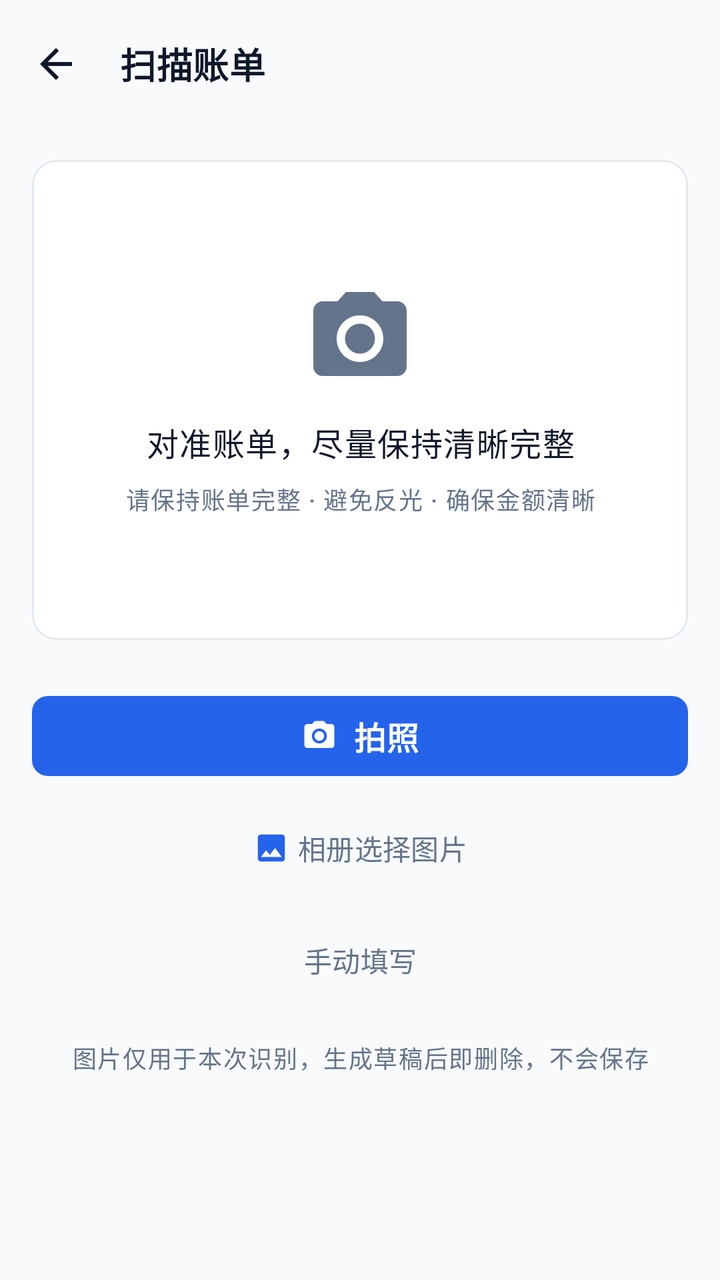
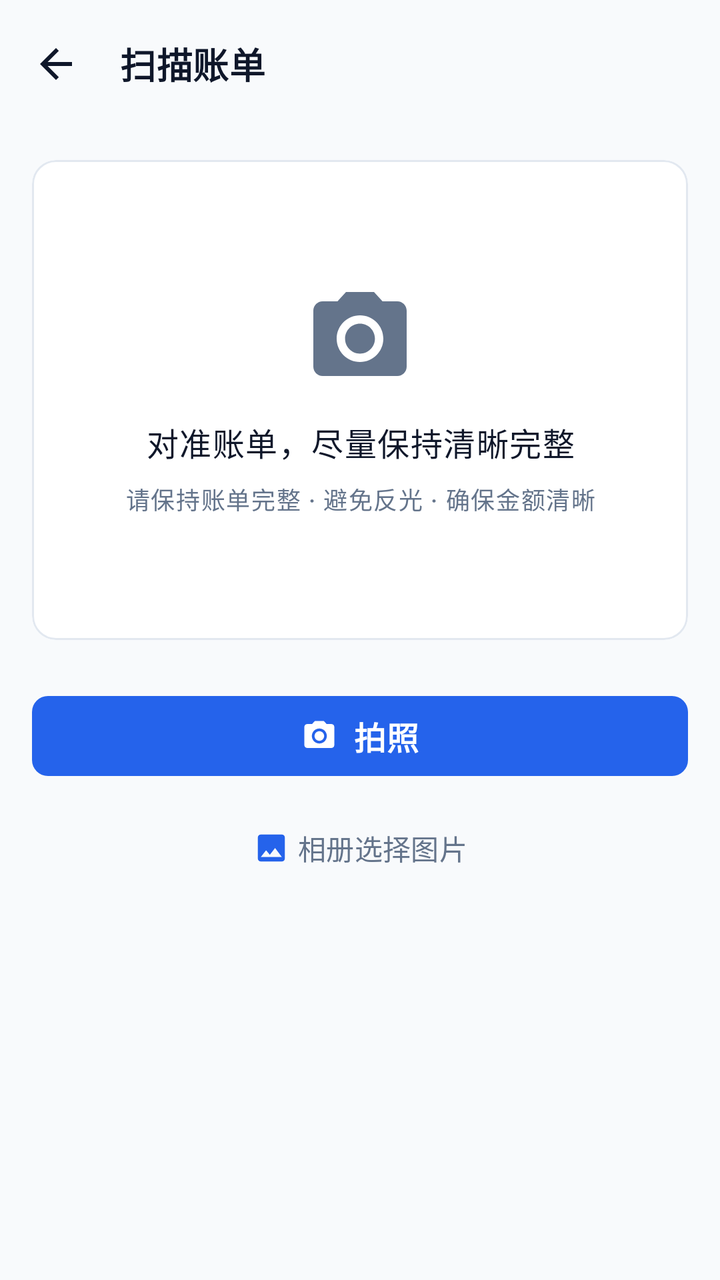

Screens rendered from an Android XML layout before and after an edit, with the pre-edit source and the edit as a unified diff.
<!-- AndroidManifest.xml: application theme Theme.MinimalistBookkeeping -->
<!-- res/layout/activity_scan_bill.xml -->
<?xml version="1.0" encoding="utf-8"?>
<LinearLayout xmlns:android="http://schemas.android.com/apk/res/android"
    xmlns:app="http://schemas.android.com/apk/res-auto"
    android:id="@+id/scanRoot"
    android:layout_width="match_parent"
    android:layout_height="match_parent"
    android:background="@color/background"
    android:orientation="vertical">

    <com.google.android.material.appbar.MaterialToolbar
        android:id="@+id/toolbar"
        style="@style/Widget.App.Toolbar"
        android:layout_width="match_parent"
        android:layout_height="?attr/actionBarSize"
        app:navigationContentDescription="@string/cd_navigate_up"
        app:navigationIcon="@drawable/ic_arrow_left"
        app:title="@string/scan_title" />

    <ScrollView
        android:layout_width="match_parent"
        android:layout_height="0dp"
        android:layout_weight="1"
        android:clipToPadding="false"
        android:fillViewport="true">

        <LinearLayout
            android:layout_width="match_parent"
            android:layout_height="wrap_content"
            android:orientation="vertical"
            android:paddingStart="@dimen/page_margin"
            android:paddingEnd="@dimen/page_margin"
            android:paddingBottom="@dimen/spacing_xl">

            
            <com.google.android.material.card.MaterialCardView
                style="@style/Widget.App.Card"
                android:layout_width="match_parent"
                android:layout_height="240dp"
                android:layout_marginTop="@dimen/spacing_lg">

                
                <LinearLayout
                    android:id="@+id/scanIdle"
                    android:layout_width="match_parent"
                    android:layout_height="match_parent"
                    android:gravity="center"
                    android:orientation="vertical"
                    android:padding="@dimen/spacing_lg">

                    <ImageView
                        android:layout_width="56dp"
                        android:layout_height="56dp"
                        android:contentDescription="@null"
                        android:src="@drawable/ic_camera"
                        app:tint="@color/text_secondary" />

                    <TextView
                        android:layout_width="wrap_content"
                        android:layout_height="wrap_content"
                        android:layout_marginTop="@dimen/spacing_md"
                        android:gravity="center"
                        android:text="@string/scan_tip_align"
                        android:textAppearance="@style/TextAppearance.App.Body"
                        android:textColor="@color/text_primary" />

                    <TextView
                        android:layout_width="wrap_content"
                        android:layout_height="wrap_content"
                        android:layout_marginTop="@dimen/spacing_sm"
                        android:gravity="center"
                        android:text="@string/scan_tips"
                        android:textAppearance="@style/TextAppearance.App.Caption"
                        android:textColor="@color/text_secondary" />
                </LinearLayout>

                
                <LinearLayout
                    android:id="@+id/scanProcessing"
                    android:layout_width="match_parent"
                    android:layout_height="match_parent"
                    android:gravity="center"
                    android:orientation="vertical"
                    android:visibility="gone">

                    <com.google.android.material.progressindicator.CircularProgressIndicator
                        android:layout_width="wrap_content"
                        android:layout_height="wrap_content"
                        android:indeterminate="true" />

                    <TextView
                        android:layout_width="wrap_content"
                        android:layout_height="wrap_content"
                        android:layout_marginTop="@dimen/spacing_md"
                        android:text="@string/scan_processing"
                        android:textAppearance="@style/TextAppearance.App.Secondary"
                        android:textColor="@color/text_secondary" />
                </LinearLayout>
            </com.google.android.material.card.MaterialCardView>

            <com.google.android.material.button.MaterialButton
                android:id="@+id/takePhotoButton"
                style="@style/Widget.App.Button.Primary"
                android:layout_width="match_parent"
                android:layout_height="wrap_content"
                android:layout_marginTop="@dimen/spacing_xl"
                android:text="@string/scan_take_photo"
                app:icon="@drawable/ic_camera"
                app:iconGravity="textStart" />

            <com.google.android.material.button.MaterialButton
                android:id="@+id/pickImageButton"
                style="@style/Widget.App.Button.Quiet"
                android:layout_width="match_parent"
                android:layout_height="wrap_content"
                android:layout_marginTop="@dimen/spacing_sm"
                android:text="@string/scan_pick_image"
                app:icon="@drawable/ic_image"
                app:iconGravity="textStart"
                app:iconTint="@color/primary" />

            <com.google.android.material.button.MaterialButton
                android:id="@+id/fillManuallyButton"
                style="@style/Widget.App.Button.Quiet"
                android:layout_width="match_parent"
                android:layout_height="wrap_content"
                android:layout_marginTop="@dimen/spacing_sm"
                android:text="@string/action_fill_manually" />

            <TextView
                android:layout_width="match_parent"
                android:layout_height="wrap_content"
                android:layout_marginTop="@dimen/spacing_lg"
                android:gravity="center"
                android:text="@string/scan_privacy_note"
                android:textAppearance="@style/TextAppearance.App.Caption"
                android:textColor="@color/text_secondary" />

        </LinearLayout>
    </ScrollView>

</LinearLayout>
<!-- resources referenced by this layout -->
<resources>
  <color name="background">#F8FAFC</color>
  <color name="primary">#2563EB</color>
  <color name="text_primary">#0F172A</color>
  <color name="text_secondary">#64748B</color>
  <dimen name="page_margin">16dp</dimen>
  <dimen name="spacing_lg">16dp</dimen>
  <dimen name="spacing_md">12dp</dimen>
  <dimen name="spacing_sm">8dp</dimen>
  <dimen name="spacing_xl">24dp</dimen>
  <string name="action_fill_manually">手动填写</string>
  <string name="cd_navigate_up">返回</string>
  <string name="scan_pick_image">相册选择图片</string>
  <string name="scan_privacy_note">图片仅用于本次识别，生成草稿后即删除，不会保存</string>
  <string name="scan_processing">正在识别账单…</string>
  <string name="scan_take_photo">拍照</string>
  <string name="scan_tip_align">对准账单，尽量保持清晰完整</string>
  <string name="scan_tips">请保持账单完整 · 避免反光 · 确保金额清晰</string>
  <string name="scan_title">扫描账单</string>
  <style name="TextAppearance.App.Body" parent="TextAppearance.Material3.BodyLarge">
          <item name="android:textSize">@dimen/font_body</item>
          <item name="android:textColor">@color/text_primary</item>
      </style>
  <style name="TextAppearance.App.Caption" parent="TextAppearance.Material3.LabelSmall">
          <item name="android:textSize">@dimen/font_caption</item>
          <item name="android:textColor">@color/text_tertiary</item>
      </style>
  <style name="TextAppearance.App.Secondary" parent="TextAppearance.Material3.BodyMedium">
          <item name="android:textSize">@dimen/font_secondary</item>
          <item name="android:textColor">@color/text_secondary</item>
      </style>
  <style name="Widget.App.Button.Quiet" parent="Widget.Material3.Button.TextButton">
          <item name="android:minHeight">@dimen/touch_target</item>
          <item name="android:textSize">@dimen/font_secondary</item>
          <item name="android:textColor">@color/text_secondary</item>
          <item name="cornerRadius">@dimen/radius_sm</item>
      </style>
  <style name="Theme.MinimalistBookkeeping" parent="Base.Theme.MinimalistBookkeeping" />
  <dimen name="font_body">16sp</dimen>
  <dimen name="font_caption">12sp</dimen>
  <color name="text_tertiary">#94A3B8</color>
  <dimen name="font_secondary">14sp</dimen>
  <dimen name="button_height">48dp</dimen>
  <color name="text_on_primary">#FFFFFF</color>
  <dimen name="radius_sm">8dp</dimen>
  <dimen name="touch_target">48dp</dimen>
  <color name="surface">#FFFFFF</color>
  <dimen name="radius_md">12dp</dimen>
  <color name="divider">#E2E8F0</color>
  <dimen name="stroke_width">1dp</dimen>
  <style name="TextAppearance.App.SectionTitle" parent="TextAppearance.Material3.TitleMedium">
          <item name="android:textSize">@dimen/font_section_title</item>
          <item name="android:textColor">@color/text_primary</item>
          <item name="android:textStyle">bold</item>
      </style>
  <style name="Base.Theme.MinimalistBookkeeping" parent="Base.V1.Theme.MinimalistBookkeeping">
          <item name="android:windowLightStatusBar" tools:targetApi="m">true</item>
          <item name="android:windowLightNavigationBar" tools:targetApi="o_mr1">true</item>
      </style>
  <dimen name="font_section_title">18sp</dimen>
  <color name="primary_light">#DBEAFE</color>
  <color name="primary_dark">#1D4ED8</color>
  <color name="surface_subtle">#F1F5F9</color>
  <color name="danger">#EF4444</color>
  <style name="TextAppearance.App.Display" parent="TextAppearance.Material3.DisplaySmall">
          <item name="android:textSize">@dimen/font_display</item>
          <item name="android:textColor">@color/text_primary</item>
          <item name="android:textStyle">bold</item>
      </style>
  <style name="TextAppearance.App.PageTitle" parent="TextAppearance.Material3.TitleLarge">
          <item name="android:textSize">@dimen/font_page_title</item>
          <item name="android:textColor">@color/text_primary</item>
          <item name="android:textStyle">bold</item>
      </style>
  <dimen name="font_display">32sp</dimen>
  <dimen name="font_page_title">24sp</dimen>
  <!-- unchanged entries left out for length: 7 -->
</resources>

<!-- the commit's change to res/layout/activity_scan_bill.xml (unified diff, before → after) -->
@@ -124,7 +124,8 @@
                 android:layout_width="match_parent"
                 android:layout_height="wrap_content"
                 android:layout_marginTop="@dimen/spacing_sm"
-                android:text="@string/action_fill_manually" />
+                android:text="@string/action_fill_manually"
+                android:visibility="gone" />
 
             <TextView
                 android:layout_width="match_parent"
@@ -133,7 +134,8 @@
                 android:gravity="center"
                 android:text="@string/scan_privacy_note"
                 android:textAppearance="@style/TextAppearance.App.Caption"
-                android:textColor="@color/text_secondary" />
+                android:textColor="@color/text_secondary"
+                android:visibility="gone" />
 
         </LinearLayout>
     </ScrollView>
